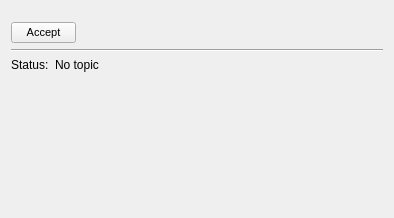
Before: the Qt Designer form mapviz_plugins/ui/mission_command_config.ui in RobotnikAutomation/mapviz, drawn with Qt 5.
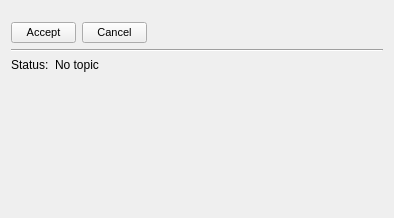
After: the same form once the commit is applied. Icons and pictures are not drawn.

Commit message: added accept and cancel mission

```diff
--- a/mapviz_plugins/ui/mission_command_config.ui
+++ b/mapviz_plugins/ui/mission_command_config.ui
@@ -49,7 +49,38 @@
        </property>
        <property name="icon">
         <iconset resource="../../mapviz/src/resources/icons.qrc">
-         <normaloff>:/images/accept-icon.png</normaloff>:/images/accept-icon.png</iconset>
+        <normaloff>:/images/accept-icon.png</normaloff>:/images/accept-icon.png</iconset>
+       </property>
+      </widget>
+     </item>
+     <item>
+      <widget class="QPushButton" name="pushButtonCancel">
+       <property name="minimumSize">
+        <size>
+         <width>65</width>
+         <height>0</height>
+        </size>
+       </property>
+       <property name="maximumSize">
+        <size>
+         <width>65</width>
+         <height>16777215</height>
+        </size>
+       </property>
+       <property name="font">
+        <font>
+         <pointsize>8</pointsize>
+        </font>
+       </property>
+       <property name="toolTip">
+        <string>&lt;html&gt;&lt;head/&gt;&lt;body&gt;&lt;p&gt;Cancel mission plan execution&lt;/p&gt;&lt;/body&gt;&lt;/html&gt;</string>
+       </property>
+       <property name="text">
+        <string>Cancel</string>
+       </property>
+       <property name="icon">
+        <iconset resource="../../mapviz/src/resources/icons.qrc">
+        <normaloff>:/images/remove-icon-th.png</normaloff>:/images/remove-icon-th.png</iconset>
        </property>
       </widget>
      </item>
```
Left out of the diff: 2 changed lines with no effect on the pictures. The commit also changes 3 other files.
